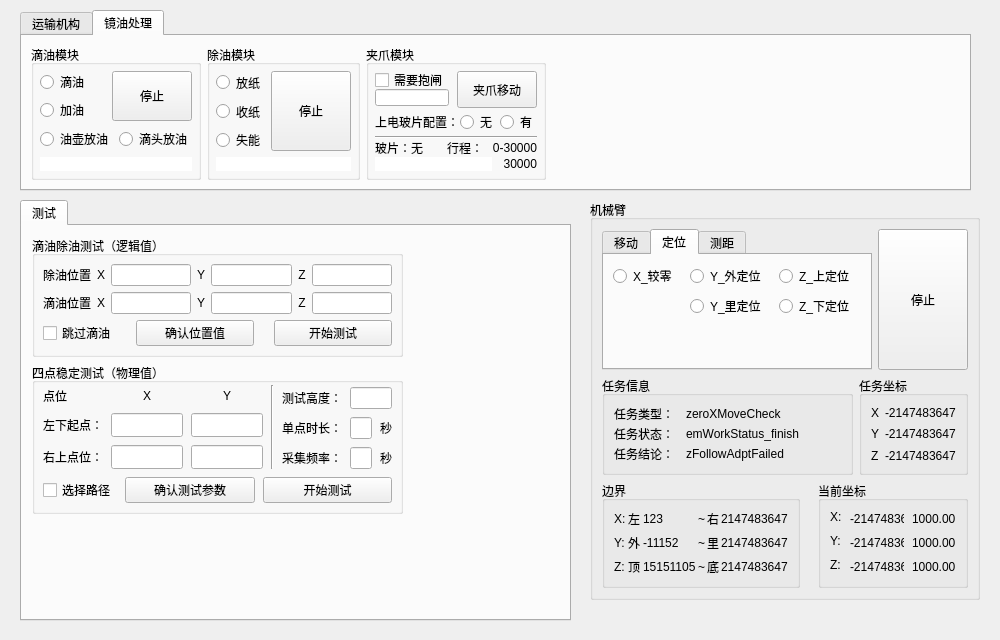
The window that form/formctrl.ui (KingChenFY/ZW_JiXieBiTool) describes before a commit, drawn with Qt 5.
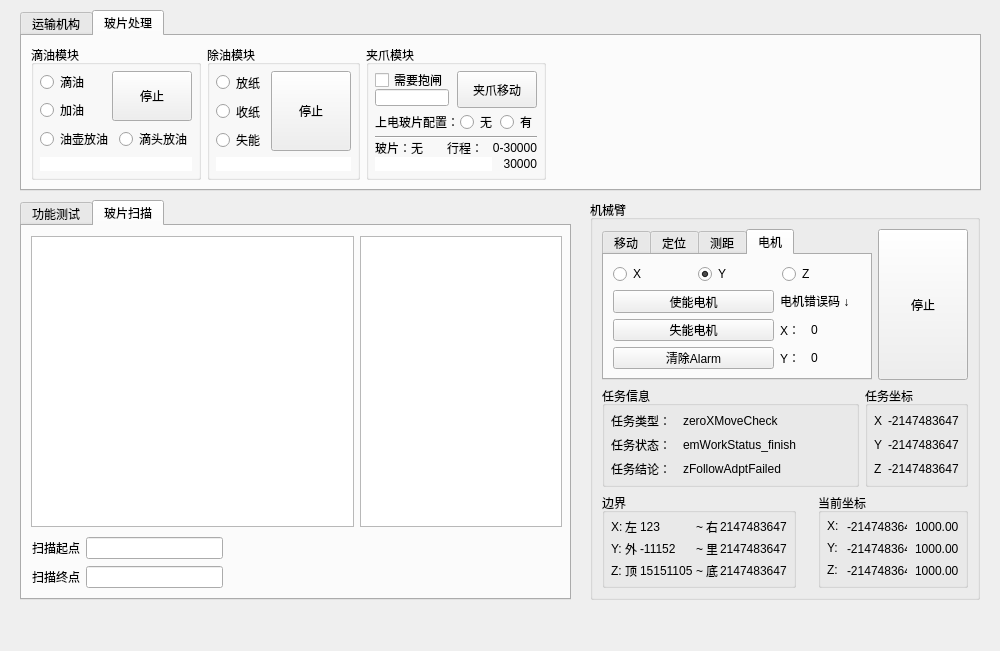
The same window after the commit. The open tabs and pages were chosen to show the change. Custom widgets are drawn as their Qt base class.

Commit message: 完成扫描数据获取界面

The edit to the form file:
```diff
--- a/form/formctrl.ui
+++ b/form/formctrl.ui
@@ -7,7 +7,7 @@
     <x>0</x>
     <y>0</y>
     <width>1000</width>
-    <height>640</height>
+    <height>651</height>
    </rect>
   </property>
   <property name="sizePolicy">
@@ -37,9 +37,15 @@
    <property name="title">
     <string>机械臂</string>
    </property>
-   <layout class="QVBoxLayout" name="verticalLayout_17" stretch="2,0,1">
+   <layout class="QVBoxLayout" name="verticalLayout_17" stretch="0,0,0">
+    <property name="spacing">
+     <number>6</number>
+    </property>
     <item>
      <layout class="QHBoxLayout" name="hlay_xyzCtrl" stretch="3,1">
+      <property name="spacing">
+       <number>6</number>
+      </property>
       <item>
        <widget class="QTabWidget" name="tabw_xyzCtrl">
         <property name="tabPosition">
@@ -49,7 +55,7 @@
          <enum>QTabWidget::Rounded</enum>
         </property>
         <property name="currentIndex">
-         <number>1</number>
+         <number>3</number>
         </property>
         <property name="elideMode">
          <enum>Qt::ElideNone</enum>
@@ -61,10 +67,12 @@
          <attribute name="title">
           <string>移动</string>
          </attribute>
-         <layout class="QHBoxLayout" name="horizontalLayout" stretch="2,1">
+         <layout class="QVBoxLayout" name="verticalLayout_20" stretch="0">
           <property name="spacing">
            <number>12</number>
           </property>
+          <item>
+           <layout class="QHBoxLayout" name="horizontalLayout_29">
           <item>
            <layout class="QGridLayout" name="gridLayout" columnstretch="1,3">
             <property name="rightMargin">
@@ -273,6 +281,12 @@
             </item>
             <item>
              <widget class="QPushButton" name="pbtn_logicMove">
+                <property name="sizePolicy">
+                 <sizepolicy hsizetype="Preferred" vsizetype="Preferred">
+                  <horstretch>0</horstretch>
+                  <verstretch>0</verstretch>
+                 </sizepolicy>
+                </property>
               <property name="text">
                <string>逻辑移动</string>
               </property>
@@ -280,6 +294,12 @@
             </item>
             <item>
              <widget class="QPushButton" name="pbtn_logicMoveInTime">
+                <property name="sizePolicy">
+                 <sizepolicy hsizetype="Preferred" vsizetype="Preferred">
+                  <horstretch>0</horstretch>
+                  <verstretch>0</verstretch>
+                 </sizepolicy>
+                </property>
               <property name="text">
                <string>逻辑定时移动</string>
               </property>
@@ -288,55 +308,20 @@
            </layout>
           </item>
          </layout>
+          </item>
+         </layout>
         </widget>
         <widget class="QWidget" name="page_xyzLine">
          <attribute name="title">
           <string>定位</string>
          </attribute>
-         <layout class="QGridLayout" name="gridLayout_2">
-          <item row="0" column="1">
-           <spacer name="horizontalSpacer_2">
-            <property name="orientation">
-             <enum>Qt::Horizontal</enum>
-            </property>
-            <property name="sizeHint" stdset="0">
-             <size>
-              <width>40</width>
-              <height>20</height>
-             </size>
-            </property>
-           </spacer>
-          </item>
-          <item row="0" column="5">
-           <spacer name="horizontalSpacer_5">
-            <property name="orientation">
-             <enum>Qt::Horizontal</enum>
-            </property>
-            <property name="sizeHint" stdset="0">
-             <size>
-              <width>40</width>
-              <height>20</height>
-             </size>
-            </property>
-           </spacer>
-          </item>
-          <item row="0" column="2">
-           <layout class="QVBoxLayout" name="verticalLayout_19">
+         <layout class="QVBoxLayout" name="verticalLayout_21">
             <item>
-             <widget class="QRadioButton" name="rbtn_YLineOut">
-              <property name="sizePolicy">
-               <sizepolicy hsizetype="Preferred" vsizetype="Preferred">
-                <horstretch>0</horstretch>
-                <verstretch>0</verstretch>
-               </sizepolicy>
-              </property>
-              <property name="text">
-               <string>Y_外定位</string>
-              </property>
-             </widget>
-            </item>
+           <layout class="QHBoxLayout" name="horizontalLayout">
             <item>
-             <widget class="QRadioButton" name="rbtn_YLineIn">
+             <layout class="QVBoxLayout" name="verticalLayout_42">
+              <item>
+               <widget class="QRadioButton" name="rbtn_XLineZero">
               <property name="sizePolicy">
                <sizepolicy hsizetype="Preferred" vsizetype="Preferred">
                 <horstretch>0</horstretch>
@@ -344,12 +329,12 @@
                </sizepolicy>
               </property>
               <property name="text">
-               <string>Y_里定位</string>
+                 <string>X_较零</string>
               </property>
              </widget>
             </item>
             <item>
-             <spacer name="verticalSpacer_2">
+               <spacer name="verticalSpacer">
               <property name="orientation">
                <enum>Qt::Vertical</enum>
               </property>
@@ -363,8 +348,8 @@
             </item>
            </layout>
           </item>
-          <item row="0" column="4">
-           <layout class="QVBoxLayout" name="verticalLayout_20">
+            <item>
+             <layout class="QVBoxLayout" name="verticalLayout_41">
             <item>
              <widget class="QRadioButton" name="rbtn_ZLineUp">
               <property name="sizePolicy">
@@ -392,6 +377,49 @@
              </widget>
             </item>
             <item>
+               <spacer name="verticalSpacer_2">
+                <property name="orientation">
+                 <enum>Qt::Vertical</enum>
+                </property>
+                <property name="sizeHint" stdset="0">
+                 <size>
+                  <width>20</width>
+                  <height>40</height>
+                 </size>
+                </property>
+               </spacer>
+              </item>
+             </layout>
+            </item>
+            <item>
+             <layout class="QVBoxLayout" name="verticalLayout_40">
+              <item>
+               <widget class="QRadioButton" name="rbtn_YLineOut">
+                <property name="sizePolicy">
+                 <sizepolicy hsizetype="Preferred" vsizetype="Preferred">
+                  <horstretch>0</horstretch>
+                  <verstretch>0</verstretch>
+                 </sizepolicy>
+                </property>
+                <property name="text">
+                 <string>Y_外定位</string>
+                </property>
+               </widget>
+              </item>
+              <item>
+               <widget class="QRadioButton" name="rbtn_YLineIn">
+                <property name="sizePolicy">
+                 <sizepolicy hsizetype="Preferred" vsizetype="Preferred">
+                  <horstretch>0</horstretch>
+                  <verstretch>0</verstretch>
+                 </sizepolicy>
+                </property>
+                <property name="text">
+                 <string>Y_里定位</string>
+                </property>
+               </widget>
+              </item>
+              <item>
              <spacer name="verticalSpacer_3">
               <property name="orientation">
                <enum>Qt::Vertical</enum>
@@ -406,7 +434,9 @@
             </item>
            </layout>
           </item>
-          <item row="1" column="0">
+           </layout>
+          </item>
+          <item>
            <spacer name="verticalSpacer_4">
             <property name="orientation">
              <enum>Qt::Vertical</enum>
@@ -419,49 +449,6 @@
             </property>
            </spacer>
           </item>
-          <item row="0" column="3">
-           <spacer name="horizontalSpacer_3">
-            <property name="orientation">
-             <enum>Qt::Horizontal</enum>
-            </property>
-            <property name="sizeHint" stdset="0">
-             <size>
-              <width>40</width>
-              <height>20</height>
-             </size>
-            </property>
-           </spacer>
-          </item>
-          <item row="0" column="0">
-           <layout class="QVBoxLayout" name="verticalLayout_21">
-            <item>
-             <widget class="QRadioButton" name="rbtn_XLineZero">
-              <property name="sizePolicy">
-               <sizepolicy hsizetype="Preferred" vsizetype="Preferred">
-                <horstretch>0</horstretch>
-                <verstretch>0</verstretch>
-               </sizepolicy>
-              </property>
-              <property name="text">
-               <string>X_较零</string>
-              </property>
-             </widget>
-            </item>
-            <item>
-             <spacer name="verticalSpacer">
-              <property name="orientation">
-               <enum>Qt::Vertical</enum>
-              </property>
-              <property name="sizeHint" stdset="0">
-               <size>
-                <width>20</width>
-                <height>40</height>
-               </size>
-              </property>
-             </spacer>
-            </item>
-           </layout>
-          </item>
          </layout>
         </widget>
         <widget class="QWidget" name="page_xyzCeju">
@@ -560,6 +547,163 @@
           </item>
          </layout>
         </widget>
+        <widget class="QWidget" name="page_xyzMotor">
+         <attribute name="title">
+          <string>电机</string>
+         </attribute>
+         <layout class="QHBoxLayout" name="horizontalLayout_30">
+          <item>
+           <layout class="QVBoxLayout" name="verticalLayout_19">
+            <property name="spacing">
+             <number>6</number>
+            </property>
+            <item>
+             <layout class="QHBoxLayout" name="horizontalLayout_28">
+              <item>
+               <widget class="QRadioButton" name="rbtn_selX">
+                <property name="sizePolicy">
+                 <sizepolicy hsizetype="Preferred" vsizetype="Preferred">
+                  <horstretch>0</horstretch>
+                  <verstretch>0</verstretch>
+                 </sizepolicy>
+                </property>
+                <property name="text">
+                 <string>X</string>
+                </property>
+                <property name="checked">
+                 <bool>false</bool>
+                </property>
+               </widget>
+              </item>
+              <item>
+               <widget class="QRadioButton" name="rbtn_selY">
+                <property name="sizePolicy">
+                 <sizepolicy hsizetype="Preferred" vsizetype="Preferred">
+                  <horstretch>0</horstretch>
+                  <verstretch>0</verstretch>
+                 </sizepolicy>
+                </property>
+                <property name="text">
+                 <string>Y</string>
+                </property>
+                <property name="checked">
+                 <bool>true</bool>
+                </property>
+               </widget>
+              </item>
+              <item>
+               <widget class="QRadioButton" name="rbtn_selZ">
+                <property name="sizePolicy">
+                 <sizepolicy hsizetype="Preferred" vsizetype="Preferred">
+                  <horstretch>0</horstretch>
+                  <verstretch>0</verstretch>
+                 </sizepolicy>
+                </property>
+                <property name="text">
+                 <string>Z</string>
+                </property>
+               </widget>
+              </item>
+             </layout>
+            </item>
+            <item>
+             <layout class="QHBoxLayout" name="horizontalLayout_33" stretch="2,1">
+              <item>
+               <layout class="QVBoxLayout" name="verticalLayout_44">
+                <item>
+                 <widget class="QPushButton" name="pbtn_motorOn">
+                  <property name="sizePolicy">
+                   <sizepolicy hsizetype="Preferred" vsizetype="Preferred">
+                    <horstretch>0</horstretch>
+                    <verstretch>0</verstretch>
+                   </sizepolicy>
+                  </property>
+                  <property name="text">
+                   <string>使能电机</string>
+                  </property>
+                 </widget>
+                </item>
+                <item>
+                 <widget class="QPushButton" name="pbtn_motorOff">
+                  <property name="sizePolicy">
+                   <sizepolicy hsizetype="Preferred" vsizetype="Preferred">
+                    <horstretch>0</horstretch>
+                    <verstretch>0</verstretch>
+                   </sizepolicy>
+                  </property>
+                  <property name="text">
+                   <string>失能电机</string>
+                  </property>
+                 </widget>
+                </item>
+                <item>
+                 <widget class="QPushButton" name="pbtn_motorClear">
+                  <property name="sizePolicy">
+                   <sizepolicy hsizetype="Preferred" vsizetype="Preferred">
+                    <horstretch>0</horstretch>
+                    <verstretch>0</verstretch>
+                   </sizepolicy>
+                  </property>
+                  <property name="text">
+                   <string>清除Alarm</string>
+                  </property>
+                 </widget>
+                </item>
+               </layout>
+              </item>
+              <item>
+               <layout class="QVBoxLayout" name="verticalLayout_43">
+                <item>
+                 <widget class="QLabel" name="label_33">
+                  <property name="text">
+                   <string>电机错误码 ↓</string>
+                  </property>
+                 </widget>
+                </item>
+                <item>
+                 <layout class="QHBoxLayout" name="horizontalLayout_31" stretch="1,2">
+                  <item>
+                   <widget class="QLabel" name="label_44">
+                    <property name="text">
+                     <string>X：</string>
+                    </property>
+                   </widget>
+                  </item>
+                  <item>
+                   <widget class="QLabel" name="lab_ErrCodeX">
+                    <property name="text">
+                     <string>0</string>
+                    </property>
+                   </widget>
+                  </item>
+                 </layout>
+                </item>
+                <item>
+                 <layout class="QHBoxLayout" name="horizontalLayout_32" stretch="1,2">
+                  <item>
+                   <widget class="QLabel" name="label_45">
+                    <property name="text">
+                     <string>Y：</string>
+                    </property>
+                   </widget>
+                  </item>
+                  <item>
+                   <widget class="QLabel" name="lab_ErrCodeY">
+                    <property name="text">
+                     <string>0</string>
+                    </property>
+                   </widget>
+                  </item>
+                 </layout>
+                </item>
+               </layout>
+              </item>
+             </layout>
+            </item>
+           </layout>
+          </item>
+         </layout>
+        </widget>
        </widget>
       </item>
       <item>
@@ -588,10 +732,22 @@
          <property name="spacing">
           <number>12</number>
          </property>
+         <property name="leftMargin">
+          <number>6</number>
+         </property>
+         <property name="topMargin">
+          <number>6</number>
+         </property>
+         <property name="rightMargin">
+          <number>6</number>
+         </property>
+         <property name="bottomMargin">
+          <number>6</number>
+         </property>
          <item>
           <layout class="QVBoxLayout" name="verticalLayout_12">
            <property name="spacing">
-            <number>2</number>
+            <number>6</number>
            </property>
            <item>
             <widget class="QLabel" name="label_32">
@@ -619,7 +775,7 @@
          <item>
           <layout class="QVBoxLayout" name="verticalLayout_13">
            <property name="spacing">
-            <number>2</number>
+            <number>6</number>
            </property>
            <item>
             <widget class="QLabel" name="lab_taskInfo_type">
@@ -654,16 +810,19 @@
         </property>
         <layout class="QGridLayout" name="gridLayout_10">
          <property name="leftMargin">
-          <number>9</number>
+          <number>6</number>
          </property>
          <property name="topMargin">
-          <number>9</number>
+          <number>6</number>
          </property>
          <property name="rightMargin">
-          <number>9</number>
+          <number>6</number>
          </property>
          <property name="bottomMargin">
-          <number>9</number>
+          <number>6</number>
+         </property>
+         <property name="spacing">
+          <number>6</number>
          </property>
          <item row="0" column="0">
           <widget class="QLabel" name="label_25">
@@ -719,10 +878,28 @@
       </property>
       <item>
        <widget class="QGroupBox" name="gb_xyzLine">
+        <property name="minimumSize">
+         <size>
+          <width>194</width>
+          <height>95</height>
+         </size>
+        </property>
         <property name="title">
          <string>边界</string>
         </property>
         <layout class="QGridLayout" name="gridLayout_9">
+         <property name="leftMargin">
+          <number>6</number>
+         </property>
+         <property name="topMargin">
+          <number>6</number>
+         </property>
+         <property name="rightMargin">
+          <number>6</number>
+         </property>
+         <property name="bottomMargin">
+          <number>6</number>
+         </property>
          <property name="horizontalSpacing">
           <number>2</number>
          </property>
@@ -904,6 +1081,18 @@
          <string>当前坐标</string>
         </property>
         <layout class="QGridLayout" name="gridLayout_8">
+         <property name="leftMargin">
+          <number>6</number>
+         </property>
+         <property name="topMargin">
+          <number>6</number>
+         </property>
+         <property name="rightMargin">
+          <number>6</number>
+         </property>
+         <property name="bottomMargin">
+          <number>6</number>
+         </property>
          <property name="horizontalSpacing">
           <number>8</number>
          </property>
@@ -1012,7 +1201,7 @@
     <rect>
      <x>20</x>
      <y>10</y>
-     <width>951</width>
+     <width>961</width>
      <height>181</height>
     </rect>
    </property>
@@ -1026,7 +1215,7 @@
     <enum>QTabWidget::North</enum>
    </property>
    <property name="currentIndex">
-    <number>0</number>
+    <number>1</number>
    </property>
    <widget class="QWidget" name="page_transport">
     <property name="sizePolicy">
@@ -1814,7 +2003,7 @@
    </widget>
    <widget class="QWidget" name="tab">
     <attribute name="title">
-     <string>镜油处理</string>
+     <string>玻片处理</string>
     </attribute>
     <layout class="QHBoxLayout" name="horizontalLayout_19">
      <item>
@@ -2274,20 +2463,23 @@
      <x>20</x>
      <y>200</y>
      <width>551</width>
-     <height>421</height>
+     <height>400</height>
     </rect>
    </property>
+   <property name="currentIndex">
+    <number>0</number>
+   </property>
    <widget class="QWidget" name="page_test">
     <attribute name="title">
-     <string>测试</string>
+     <string>功能测试</string>
     </attribute>
     <widget class="QWidget" name="layoutWidget">
      <property name="geometry">
       <rect>
        <x>10</x>
        <y>10</y>
-       <width>371</width>
-       <height>293</height>
+       <width>361</width>
+       <height>281</height>
       </rect>
      </property>
      <layout class="QVBoxLayout" name="verticalLayout_37">
@@ -2821,6 +3013,69 @@
      </layout>
     </widget>
    </widget>
+   <widget class="QWidget" name="tab_2">
+    <attribute name="title">
+     <string>玻片扫描</string>
+    </attribute>
+    <widget class="QWidget" name="">
+     <property name="geometry">
+      <rect>
+       <x>9</x>
+       <y>10</y>
+       <width>531</width>
+       <height>291</height>
+      </rect>
+     </property>
+     <layout class="QHBoxLayout" name="horizontalLayout_34" stretch="8,5">
+      <item>
+       <widget class="QTableWidget" name="tbw_SlideInfo"/>
+      </item>
+      <item>
+       <widget class="QTableWidget" name="tbw_SlideCnt"/>
+      </item>
+     </layout>
+    </widget>
+    <widget class="QWidget" name="">
+     <property name="geometry">
+      <rect>
+       <x>10</x>
+       <y>310</y>
+       <width>191</width>
+       <height>54</height>
+      </rect>
+     </property>
+     <layout class="QVBoxLayout" name="verticalLayout_45">
+      <item>
+       <layout class="QHBoxLayout" name="horizontalLayout_35">
+        <item>
+         <widget class="QLabel" name="label_40">
+          <property name="text">
+           <string>扫描起点</string>
+          </property>
+         </widget>
+        </item>
+        <item>
+         <widget class="QLineEdit" name="lineEdit"/>
+        </item>
+       </layout>
+      </item>
+      <item>
+       <layout class="QHBoxLayout" name="horizontalLayout_36">
+        <item>
+         <widget class="QLabel" name="label_46">
+          <property name="text">
+           <string>扫描终点</string>
+          </property>
+         </widget>
+        </item>
+        <item>
+         <widget class="QLineEdit" name="lineEdit_2"/>
+        </item>
+       </layout>
+      </item>
+     </layout>
+    </widget>
+   </widget>
   </widget>
  </widget>
  <customwidgets>
```
Lines whose indentation alone changed are shown as unchanged. The commit also changes 7 other files.
